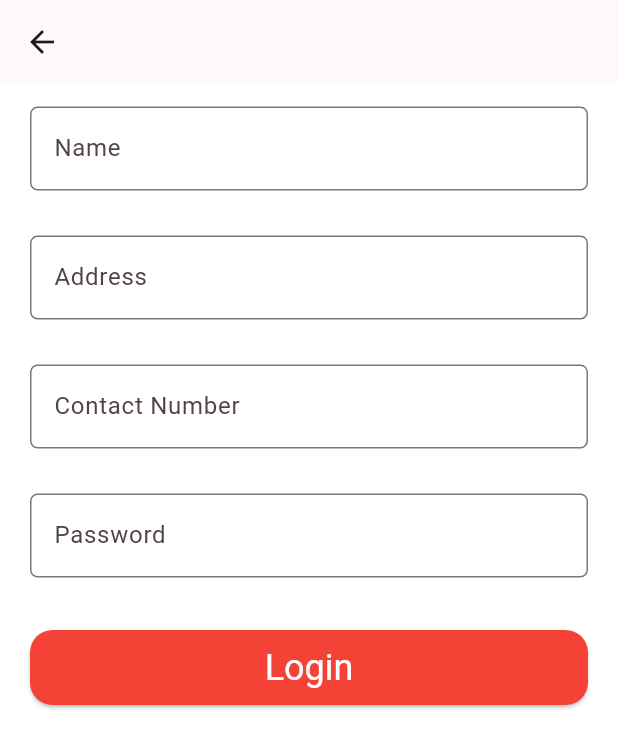
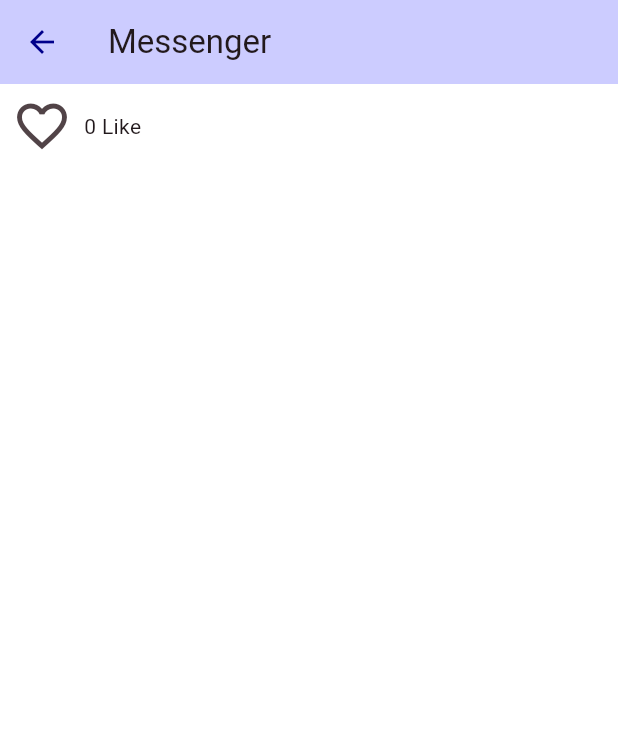
Before and after one commit to sijalneupane/flutter_app_1, a Flutter app: the screen it shows after launch, on a phone screen of 412 x 824 dp. Shown: the top 748 px of the screen. Run offline on Flutter 3.47's test engine with Material 3 defaults, Android fonts, the phone set to English and light mode, and no system bars; our stand-ins replace carousel_slider, font_awesome_flutter, google_fonts, readmore.

Commit message:
Stateful widget learned

```diff
--- /dev/null
+++ b/lib/color_const.dart
@@ -0,0 +1,8 @@
+import 'package:flutter/material.dart';
+
+Color primaryColor=Color(0xff00008B);
+Color secondaryColor=Color(0xffFFFF00);
+Color lightGrey=Color(0xffD3D3D3);
+Color maroon=Color(0xff800000);
+Color apricot=Color(0xffFFB27F);
+Color periwinkle=Color(0xffCCCCFF);
--- /dev/null
+++ b/lib/like.dart
@@ -0,0 +1,49 @@
+import 'package:flutter/material.dart';
+import 'package:flutter_app_1/color_const.dart';
+import 'package:flutter_app_1/string_const.dart';
+
+class Like extends StatefulWidget {
+  const Like({super.key});
+
+  @override
+  State<Like> createState() => _LikeState();
+}
+
+class _LikeState extends State<Like> {
+  bool pressed=false;
+  int like=0;
+
+
+  @override
+  Widget build(BuildContext context) {
+    return Scaffold(
+      appBar: AppBar(
+        backgroundColor: periwinkle,
+        title: Text(likeTitleStr),
+        leading: Icon(Icons.arrow_back,color: primaryColor,),
+      ),
+      body: Column(
+        children: [
+          Row(
+            children: [
+              IconButton(onPressed: (){
+                setState(() {
+                if(pressed==true){
+                  pressed=false;
+                  like--;
+                }  else{
+                pressed=true;
+                like++;
+                }
+                // pressed=!pressed;
+                });
+              }, icon:pressed==true?Icon(Icons.favorite,color: Colors.red,size: 40,) :Icon(Icons.favorite_border_outlined,size: 40,)),
+
+             Text("$like Like")
+            ],
+          )
+        ],
+      ),
+    );
+  }
+}
--- a/lib/login2.dart
+++ b/lib/login2.dart
@@ -1,7 +1,9 @@
 import 'package:flutter/material.dart';
+import 'package:flutter_app_1/color_const.dart';
 import 'package:flutter_app_1/custom_elevatedbutton.dart';
 import 'package:flutter_app_1/custom_text.dart';
 import 'package:flutter_app_1/custom_textformfield.dart';
+import 'package:flutter_app_1/string_const.dart';
 
 class Login2 extends StatelessWidget {
   Login2({super.key});
@@ -13,6 +15,7 @@ class Login2 extends StatelessWidget {
   Widget build(BuildContext context) {
     return Scaffold(
       appBar: AppBar(
+        backgroundColor: apricot,
         leading: Icon(Icons.arrow_back),
       ),
       body: SingleChildScrollView(
@@ -21,7 +24,7 @@ class Login2 extends StatelessWidget {
           child: Column(
             children: [
               CustomTextformfield(
-                labelText: "Name",
+                labelText: userNameStr,
                 onChanged: (p0) {
                   name=p0;
                 },
@@ -32,7 +35,7 @@ class Login2 extends StatelessWidget {
                 },
               ),
               CustomTextformfield(
-                labelText: "Address",
+                labelText: addressStr,
                 onChanged: (p0) {
                   address:p0;
                 },
@@ -43,7 +46,7 @@ class Login2 extends StatelessWidget {
                 },
               ),
               CustomTextformfield(
-                labelText: "Contact Number",
+                labelText: contactStr,
                 onChanged: (p0) {
                   contactNumber=p0;
                 },
@@ -54,7 +57,7 @@ class Login2 extends StatelessWidget {
                 },
               ),
               CustomTextformfield(
-                labelText: "Password",
+                labelText: passwordStr,
                 onChanged: (p0) {
                   password=p0;
                 },
--- a/lib/main.dart
+++ b/lib/main.dart
@@ -1,6 +1,7 @@
 import 'package:flutter/material.dart';
 import 'package:flutter_app_1/facebook.dart';
 import 'package:flutter_app_1/futsal.dart';
+import 'package:flutter_app_1/like.dart';
 import 'package:flutter_app_1/login.dart';
 import 'package:flutter_app_1/login1.dart';
 import 'package:flutter_app_1/login2.dart';
@@ -29,7 +30,8 @@ class MyApp extends StatelessWidget {
         // home:FutsalBooking()
         // home: Signup1()
         // home: Login1(),
-        home: Login2(),
+        // home: Login2(),
+        home:Like(),
         );
   }
 }
```
Also changed, not shown: lib/string_const.dart (added, +10 -0 lines).
